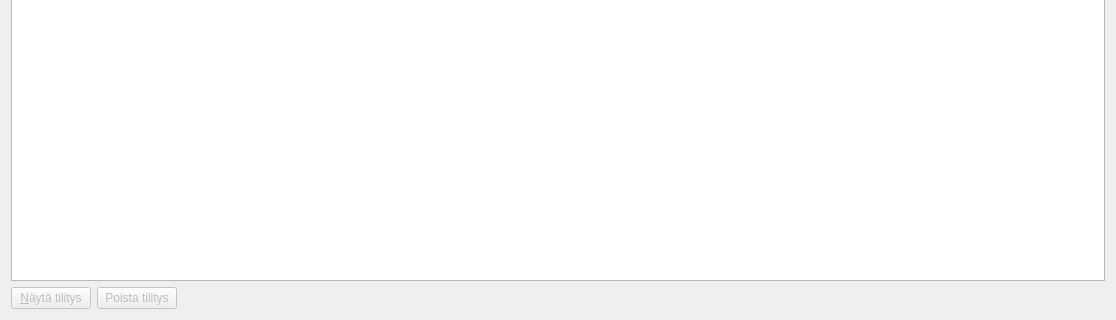
Before: the Qt Designer form kitsas/alv/arvonlisavero.ui in artoh/kitupiikki, drawn with Qt 5; both pictures show x 0 to 1116 and y 165 to 485 of the 1116 by 485 pixel window.
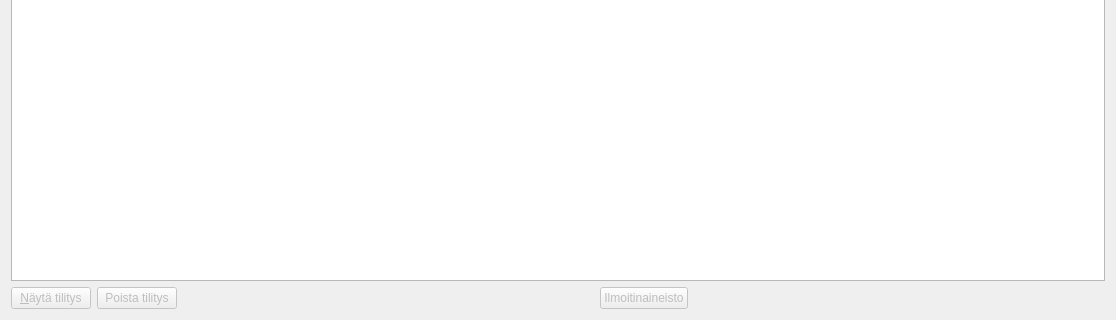
After: the same form once the commit is applied. Icons and pictures are not drawn.

Commit message: #817 Ilmoitin-aineisto

Patch:
```diff
--- a/kitsas/alv/arvonlisavero.ui
+++ b/kitsas/alv/arvonlisavero.ui
@@ -198,6 +198,33 @@
        </property>
       </widget>
      </item>
+     <item>
+      <spacer name="horizontalSpacer_2">
+       <property name="orientation">
+        <enum>Qt::Horizontal</enum>
+       </property>
+       <property name="sizeHint" stdset="0">
+        <size>
+         <width>40</width>
+         <height>20</height>
+        </size>
+       </property>
+      </spacer>
+     </item>
+     <item>
+      <widget class="QPushButton" name="ilmoitinNappi">
+       <property name="enabled">
+        <bool>false</bool>
+       </property>
+       <property name="text">
+        <string>Ilmoitinaineisto</string>
+       </property>
+       <property name="icon">
+        <iconset resource="../pic/pic.qrc">
+         <normaloff>:/pic/vie.png</normaloff>:/pic/vie.png</iconset>
+       </property>
+      </widget>
+     </item>
      <item>
       <spacer name="horizontalSpacer">
        <property name="orientation">
```
The commit also changes 8 other files.
